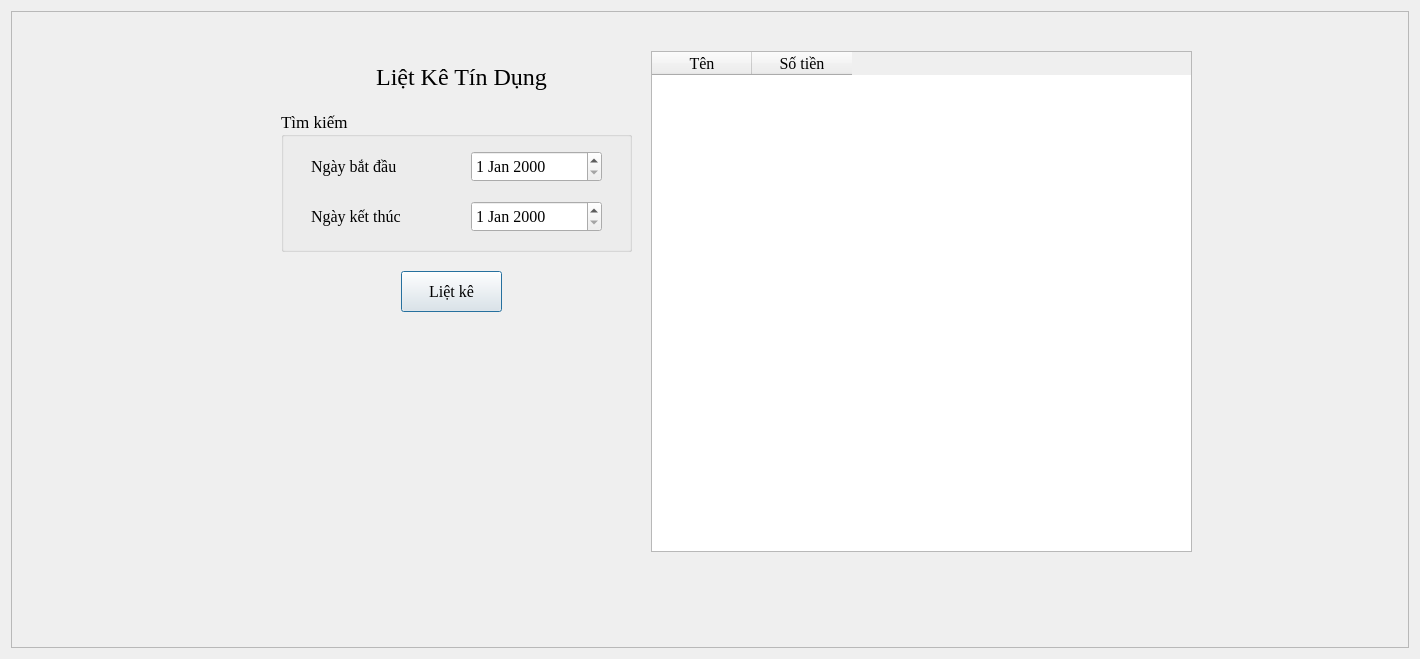
This is UI/LietKeTinDung.ui in hoanghlt/quanlynganhang as Qt 5 draws it before an edit. The edited form follows.
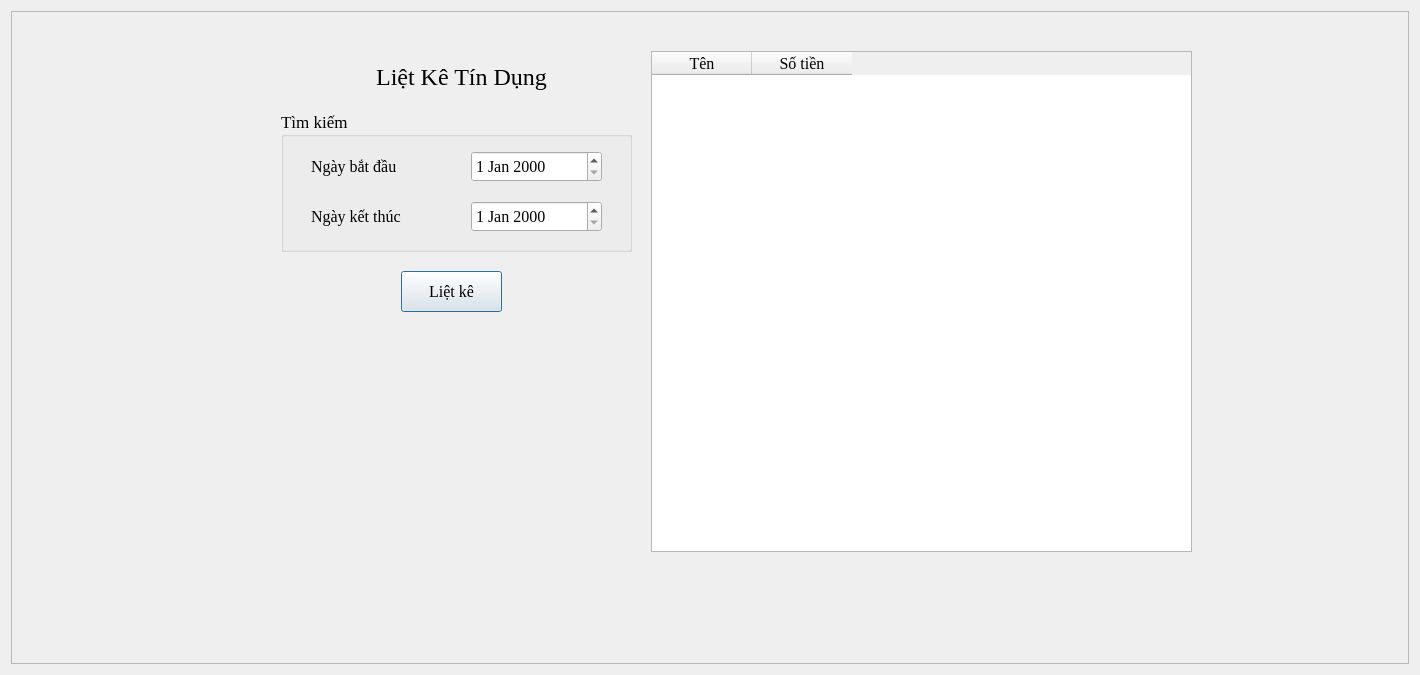
This is the edited form.

Patch:
```diff
--- a/UI/LietKeTinDung.ui
+++ b/UI/LietKeTinDung.ui
@@ -7,7 +7,7 @@
     <x>0</x>
     <y>0</y>
     <width>1420</width>
-    <height>659</height>
+    <height>675</height>
    </rect>
   </property>
   <property name="font">
```
Left out of the diff: 8 changed lines with no effect on the pictures.
